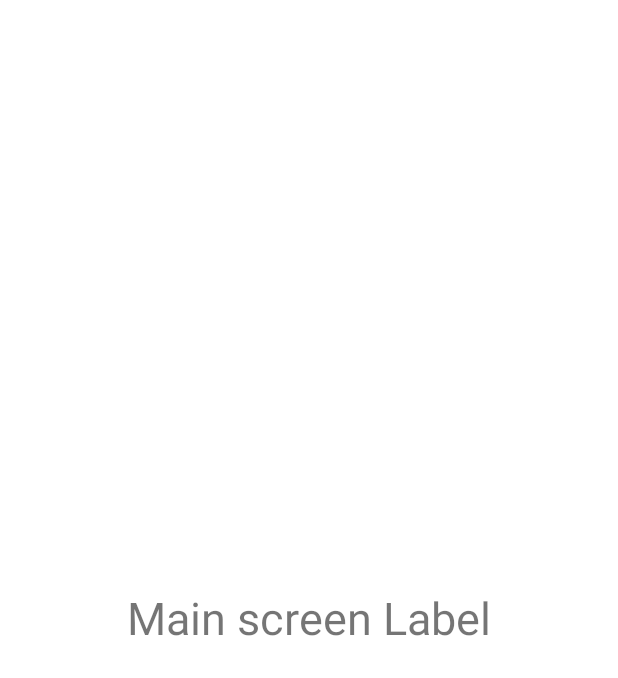
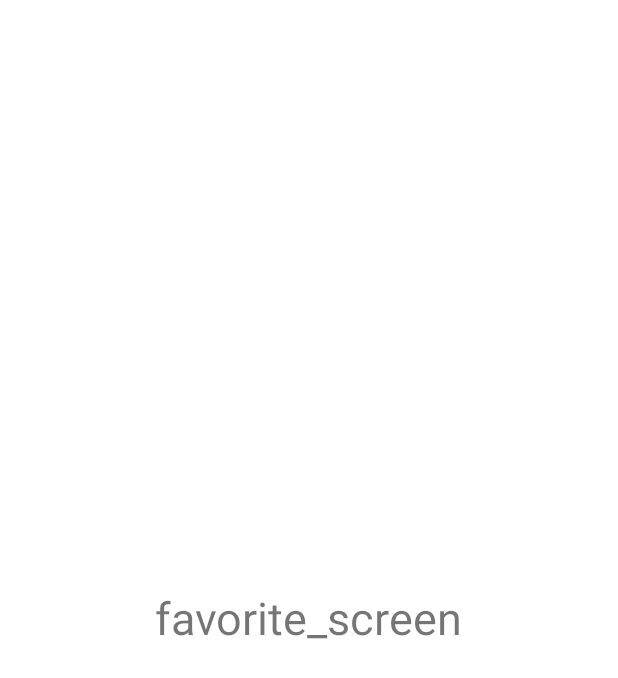
Before and after one commit to NatNef/Lesson6_dz_zametki, an Android app: the layout fragment_favorite.xml on its own in the app's theme, with its tools: preview values and no code run, on a phone screen of 412 x 824 dp. Shown: the top 678 px of the screen. Run offline under Robolectric (Android 15) with nearby library versions, the phone set to English and light mode, and no system bars.

Commit message:
Дз 7 в процессе

```diff
--- a/app/src/main/res/layout/fragment_favorite.xml
+++ b/app/src/main/res/layout/fragment_favorite.xml
@@ -9,7 +9,7 @@
         android:layout_width="wrap_content"
         android:layout_height="wrap_content"
         android:layout_gravity="center"
-        android:text="@string/main_screen_label"
+        android:text="@string/favorite_screen"
         android:textSize="@dimen/textSize_label"/>
 
 </FrameLayout>
```
